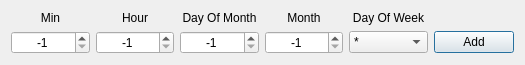
Before: the Qt Designer form waitercrondialog.ui in kwplummer/QCompanion, drawn with Qt 5.
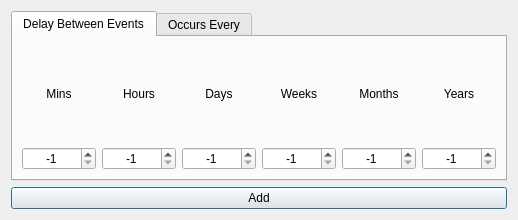
After: the same form once the commit is applied.

Commit message: Added the ability to have events repeat every X minutes/hours/day/etc, in addition to the old cron-style repetitions.

Patch:
```diff
--- a/waitercrondialog.ui
+++ b/waitercrondialog.ui
@@ -6,56 +6,253 @@
    <rect>
     <x>0</x>
     <y>0</y>
-    <width>525</width>
-    <height>50</height>
+    <width>518</width>
+    <height>220</height>
    </rect>
   </property>
+  <property name="sizePolicy">
+   <sizepolicy hsizetype="Fixed" vsizetype="Fixed">
+    <horstretch>0</horstretch>
+    <verstretch>0</verstretch>
+   </sizepolicy>
+  </property>
+  <property name="minimumSize">
+   <size>
+    <width>518</width>
+    <height>220</height>
+   </size>
+  </property>
+  <property name="maximumSize">
+   <size>
+    <width>518</width>
+    <height>220</height>
+   </size>
+  </property>
   <property name="windowTitle">
    <string>Select Recurring Time</string>
   </property>
+  <layout class="QVBoxLayout" name="verticalLayout">
+   <item>
+    <layout class="QHBoxLayout" name="horizontalLayout">
+     <item>
+      <widget class="QTabWidget" name="tabs">
+       <property name="tabPosition">
+        <enum>QTabWidget::North</enum>
+       </property>
+       <property name="tabShape">
+        <enum>QTabWidget::Rounded</enum>
+       </property>
+       <property name="currentIndex">
+        <number>0</number>
+       </property>
+       <widget class="QWidget" name="tab_4">
+        <attribute name="title">
+         <string>Delay Between Events</string>
+        </attribute>
+        <layout class="QGridLayout" name="gridLayout_2">
+         <item row="0" column="1">
+          <widget class="QLabel" name="label_7">
+           <property name="text">
+            <string>Hours</string>
+           </property>
+           <property name="alignment">
+            <set>Qt::AlignCenter</set>
+           </property>
+          </widget>
+         </item>
+         <item row="0" column="3">
+          <widget class="QLabel" name="label_8">
+           <property name="text">
+            <string>Weeks</string>
+           </property>
+           <property name="alignment">
+            <set>Qt::AlignCenter</set>
+           </property>
+          </widget>
+         </item>
+         <item row="0" column="4">
+          <widget class="QLabel" name="label_9">
+           <property name="text">
+            <string>Months</string>
+           </property>
+           <property name="alignment">
+            <set>Qt::AlignCenter</set>
+           </property>
+          </widget>
+         </item>
+         <item row="0" column="5">
+          <widget class="QLabel" name="label_10">
+           <property name="text">
+            <string>Years</string>
+           </property>
+           <property name="alignment">
+            <set>Qt::AlignCenter</set>
+           </property>
+          </widget>
+         </item>
+         <item row="0" column="0">
+          <widget class="QLabel" name="label_6">
+           <property name="text">
+            <string>Mins</string>
+           </property>
+           <property name="alignment">
+            <set>Qt::AlignCenter</set>
+           </property>
+          </widget>
+         </item>
+         <item row="1" column="0">
+          <widget class="QSpinBox" name="repeatMins">
+           <property name="alignment">
+            <set>Qt::AlignCenter</set>
+           </property>
+           <property name="minimum">
+            <number>-1</number>
+           </property>
+           <property name="maximum">
+            <number>100</number>
+           </property>
+           <property name="value">
+            <number>-1</number>
+           </property>
+          </widget>
+         </item>
+         <item row="1" column="1">
+          <widget class="QSpinBox" name="repeatHours">
+           <property name="alignment">
+            <set>Qt::AlignCenter</set>
+           </property>
+           <property name="minimum">
+            <number>-1</number>
+           </property>
+           <property name="maximum">
+            <number>100</number>
+           </property>
+           <property name="value">
+            <number>-1</number>
+           </property>
+          </widget>
+         </item>
+         <item row="1" column="3">
+          <widget class="QSpinBox" name="repeatWeeks">
+           <property name="alignment">
+            <set>Qt::AlignCenter</set>
+           </property>
+           <property name="minimum">
+            <number>-1</number>
+           </property>
+           <property name="maximum">
+            <number>100</number>
+           </property>
+           <property name="value">
+            <number>-1</number>
+           </property>
+          </widget>
+         </item>
+         <item row="1" column="4">
+          <widget class="QSpinBox" name="repeatMonths">
+           <property name="alignment">
+            <set>Qt::AlignCenter</set>
+           </property>
+           <property name="minimum">
+            <number>-1</number>
+           </property>
+           <property name="maximum">
+            <number>100</number>
+           </property>
+           <property name="value">
+            <number>-1</number>
+           </property>
+          </widget>
+         </item>
+         <item row="1" column="5">
+          <widget class="QSpinBox" name="repeatYears">
+           <property name="alignment">
+            <set>Qt::AlignCenter</set>
+           </property>
+           <property name="minimum">
+            <number>-1</number>
+           </property>
+           <property name="maximum">
+            <number>100</number>
+           </property>
+           <property name="value">
+            <number>-1</number>
+           </property>
+          </widget>
+         </item>
+         <item row="0" column="2">
+          <widget class="QLabel" name="label_5">
+           <property name="text">
+            <string>Days</string>
+           </property>
+           <property name="alignment">
+            <set>Qt::AlignCenter</set>
+           </property>
+          </widget>
+         </item>
+         <item row="1" column="2">
+          <widget class="QSpinBox" name="repeatDays">
+           <property name="alignment">
+            <set>Qt::AlignCenter</set>
+           </property>
+           <property name="minimum">
+            <number>-1</number>
+           </property>
+           <property name="maximum">
+            <number>100</number>
+           </property>
+           <property name="value">
+            <number>-1</number>
+           </property>
+          </widget>
+         </item>
+        </layout>
+       </widget>
+       <widget class="QWidget" name="tab_3">
+        <attribute name="title">
+         <string>Occurs Every</string>
+        </attribute>
   <layout class="QGridLayout" name="gridLayout">
-   <item row="1" column="4">
-    <widget class="QComboBox" name="dayWeekBox">
-     <item>
-      <property name="text">
-       <string>*</string>
-      </property>
-     </item>
-     <item>
-      <property name="text">
-       <string>Mon</string>
-      </property>
-     </item>
-     <item>
-      <property name="text">
-       <string>Tue</string>
-      </property>
-     </item>
-     <item>
-      <property name="text">
-       <string>Wed</string>
-      </property>
-     </item>
-     <item>
-      <property name="text">
-       <string>Thu</string>
-      </property>
-     </item>
-     <item>
-      <property name="text">
-       <string>Fri</string>
-      </property>
-     </item>
-     <item>
-      <property name="text">
-       <string>Sat</string>
-      </property>
-     </item>
-     <item>
+         <item row="1" column="2">
+          <widget class="QSpinBox" name="dayMonthBox">
+           <property name="alignment">
+            <set>Qt::AlignCenter</set>
+           </property>
+           <property name="minimum">
+            <number>-1</number>
+           </property>
+           <property name="maximum">
+            <number>31</number>
+           </property>
+           <property name="value">
+            <number>-1</number>
+           </property>
+          </widget>
+         </item>
+         <item row="1" column="1">
+          <widget class="QSpinBox" name="hourBox">
+           <property name="alignment">
+            <set>Qt::AlignCenter</set>
+           </property>
+           <property name="minimum">
+            <number>-1</number>
+           </property>
+           <property name="maximum">
+            <number>23</number>
+           </property>
+           <property name="value">
+            <number>-1</number>
+           </property>
+          </widget>
+         </item>
+         <item row="0" column="2">
+          <widget class="QLabel" name="label_3">
       <property name="text">
-       <string>Sun</string>
-      </property>
-     </item>
+            <string>Day</string>
+           </property>
+           <property name="alignment">
+            <set>Qt::AlignCenter</set>
+           </property>
     </widget>
    </item>
    <item row="0" column="1">
@@ -95,7 +292,7 @@
     </widget>
    </item>
    <item row="0" column="4">
-    <widget class="QLabel" name="label_5">
+          <widget class="QLabel" name="label_11">
      <property name="text">
       <string>Day Of Week</string>
      </property>
@@ -104,75 +301,13 @@
      </property>
     </widget>
    </item>
-   <item row="0" column="3">
-    <widget class="QLabel" name="label_4">
-     <property name="text">
-      <string>Month</string>
-     </property>
-     <property name="alignment">
-      <set>Qt::AlignCenter</set>
-     </property>
-    </widget>
-   </item>
-   <item row="0" column="2">
-    <widget class="QLabel" name="label_3">
-     <property name="text">
-      <string>Day Of Month</string>
-     </property>
-     <property name="alignment">
-      <set>Qt::AlignCenter</set>
-     </property>
-    </widget>
-   </item>
-   <item row="1" column="1">
-    <widget class="QSpinBox" name="hourBox">
-     <property name="alignment">
-      <set>Qt::AlignCenter</set>
-     </property>
-     <property name="minimum">
-      <number>-1</number>
-     </property>
-     <property name="maximum">
-      <number>23</number>
-     </property>
-     <property name="value">
-      <number>-1</number>
-     </property>
-    </widget>
+        </layout>
+       </widget>
+      </widget>
+     </item>
+    </layout>
    </item>
-   <item row="1" column="2">
-    <widget class="QSpinBox" name="dayMonthBox">
-     <property name="alignment">
-      <set>Qt::AlignCenter</set>
-     </property>
-     <property name="minimum">
-      <number>-1</number>
-     </property>
-     <property name="maximum">
-      <number>31</number>
-     </property>
-     <property name="value">
-      <number>-1</number>
-     </property>
-    </widget>
-   </item>
-   <item row="1" column="3">
-    <widget class="QSpinBox" name="monthBox">
-     <property name="alignment">
-      <set>Qt::AlignCenter</set>
-     </property>
-     <property name="minimum">
-      <number>-1</number>
-     </property>
-     <property name="maximum">
-      <number>12</number>
-     </property>
-     <property name="value">
-      <number>-1</number>
-     </property>
-    </widget>
-   </item>
-   <item row="1" column="5">
+   <item>
     <widget class="QPushButton" name="addButton">
      <property name="text">
       <string>Add</string>
```
Left out of the diff: 68 changed lines with no effect on the pictures. Lines whose indentation alone changed are shown as unchanged. The commit also changes 12 other files.
